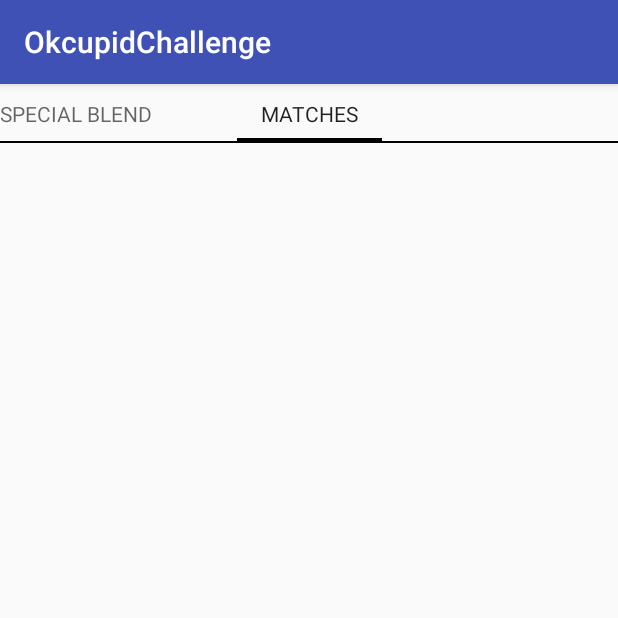
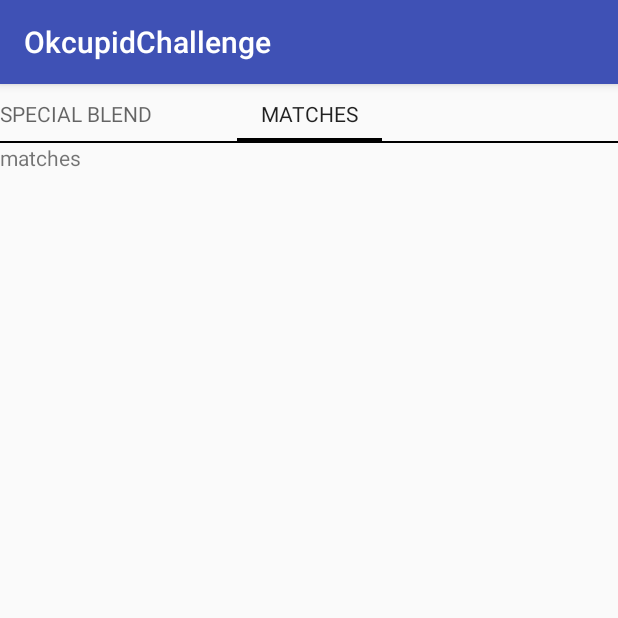
Before and after one commit to jorgereina1986/okcupidchallenge, an Android app: the screen it shows after launch (MainActivity), after a tap on "MATCHES", on a phone screen of 412 x 824 dp, the top half of it. Run offline under Robolectric (Android 15) with nearby library versions, the phone set to English and light mode, and no system bars; 1 statement that could not run was skipped.

```diff
--- a/app/build.gradle
+++ b/app/build.gradle
@@ -23,7 +23,9 @@ dependencies {
     implementation 'com.android.support:appcompat-v7:27.0.2'
     implementation 'com.android.support.constraint:constraint-layout:1.0.2'
     implementation 'com.android.support:recyclerview-v7:27.0.2'
+    implementation 'com.android.support:cardview-v7:27.0.2'
     implementation 'com.squareup.retrofit2:retrofit:2.3.0'
+    implementation 'com.squareup.retrofit2:converter-gson:2.3.0'
     implementation 'com.squareup.picasso:picasso:2.5.2'
     testImplementation 'junit:junit:4.12'
     androidTestImplementation 'com.android.support.test:runner:1.0.1'
--- a/app/src/main/AndroidManifest.xml
+++ b/app/src/main/AndroidManifest.xml
@@ -1,6 +1,8 @@
 <?xml version="1.0" encoding="utf-8"?>
 <manifest xmlns:android="http://schemas.android.com/apk/res/android"
     package="com.jorgereina.www.okcupidchallenge">
+
+    <uses-permission android:name="android.permission.INTERNET"/>
 
     <application
         android:allowBackup="true"
--- a/app/src/main/java/com/jorgereina/www/okcupidchallenge/MatchesFragment.java
+++ b/app/src/main/java/com/jorgereina/www/okcupidchallenge/MatchesFragment.java
@@ -1,10 +1,22 @@
 package com.jorgereina.www.okcupidchallenge;
 
+import android.os.Bundle;
+import android.support.annotation.NonNull;
+import android.support.annotation.Nullable;
 import android.support.v4.app.Fragment;
+import android.view.LayoutInflater;
+import android.view.View;
+import android.view.ViewGroup;
 
 /**
  * Created by jorgereina on 2/26/18.
  */
 
 public class MatchesFragment extends Fragment {
+
+    @Nullable
+    @Override
+    public View onCreateView(@NonNull LayoutInflater inflater, @Nullable ViewGroup container, @Nullable Bundle savedInstanceState) {
+        return inflater.inflate(R.layout.matches_fragment, container, false);
+    }
 }
--- a/app/src/main/java/com/jorgereina/www/okcupidchallenge/OkcPagerAdapter.java
+++ b/app/src/main/java/com/jorgereina/www/okcupidchallenge/OkcPagerAdapter.java
@@ -53,6 +53,4 @@ public class OkcPagerAdapter extends FragmentPagerAdapter {
                 return null;
         }
     }
-
-
 }
--- /dev/null
+++ b/app/src/main/java/com/jorgereina/www/okcupidchallenge/OkcService.java
@@ -0,0 +1,17 @@
+package com.jorgereina.www.okcupidchallenge;
+
+import com.jorgereina.www.okcupidchallenge.model.OkcResponse;
+
+import retrofit2.Call;
+import retrofit2.http.GET;
+
+/**
+ * Created by jorgereina on 2/26/18.
+ */
+
+public interface OkcService {
+
+    @GET("matchSample.json")
+    Call<OkcResponse> listResults();
+
+}
--- a/app/src/main/java/com/jorgereina/www/okcupidchallenge/SpecialBlendFragment.java
+++ b/app/src/main/java/com/jorgereina/www/okcupidchallenge/SpecialBlendFragment.java
@@ -1,10 +1,74 @@
 package com.jorgereina.www.okcupidchallenge;
 
-import android.app.Fragment;
+import android.os.Bundle;
+import android.support.annotation.NonNull;
+import android.support.annotation.Nullable;
+import android.support.v4.app.Fragment;
+import android.support.v7.widget.RecyclerView;
+import android.util.Log;
+import android.view.LayoutInflater;
+import android.view.View;
+import android.view.ViewGroup;
+import android.widget.Toast;
+
+import com.jorgereina.www.okcupidchallenge.model.OkcResponse;
+
+import retrofit2.Call;
+import retrofit2.Callback;
+import retrofit2.Response;
+import retrofit2.Retrofit;
+import retrofit2.converter.gson.GsonConverterFactory;
+
 
 /**
  * Created by jorgereina on 2/26/18.
  */
 
-public class SpecialBlendFragment extends android.support.v4.app.Fragment {
+public class SpecialBlendFragment extends Fragment {
+
+    private static final String BASE_URL= "https://www.okcupid.com/";
+    private static final String TAG = "lagarto";
+
+    private RecyclerView SpecialRecyclerView;
+
+
+    @Nullable
+    @Override
+    public View onCreateView(@NonNull LayoutInflater inflater, @Nullable ViewGroup container, @Nullable Bundle savedInstanceState) {
+        return inflater.inflate(R.layout.special_blend_fragment, container, false);
+
+
+    }
+
+    @Override
+    public void onViewCreated(@NonNull View view, @Nullable Bundle savedInstanceState) {
+        super.onViewCreated(view, savedInstanceState);
+
+        showMatches();
+    }
+
+    private void showMatches() {
+
+        Retrofit retrofit = new Retrofit.Builder()
+                .baseUrl(BASE_URL)
+                .addConverterFactory(GsonConverterFactory.create())
+                .build();
+
+        OkcService service =retrofit.create(OkcService.class);
+
+        Call<OkcResponse> results = service.listResults();
+
+        results.enqueue(new Callback<OkcResponse>() {
+            @Override
+            public void onResponse(Call<OkcResponse> call, Response<OkcResponse> response) {
+                Log.d(TAG, "onResponse: " + response.isSuccessful());
+            }
+
+            @Override
+            public void onFailure(Call<OkcResponse> call, Throwable t) {
+
+                Toast.makeText(getContext(), t+"", Toast.LENGTH_LONG);
+            }
+        });
+    }
 }
--- a/app/src/main/res/layout/activity_main.xml
+++ b/app/src/main/res/layout/activity_main.xml
@@ -14,8 +14,8 @@
         <android.support.v4.view.PagerTabStrip
             android:layout_width="match_parent"
             android:layout_height="wrap_content"
-            android:paddingTop="10dp"
-            android:paddingBottom="10dp">
+            android:paddingTop="@dimen/tab_padding_top"
+            android:paddingBottom="@dimen/tab_padding_bottom">
         </android.support.v4.view.PagerTabStrip>
     </android.support.v4.view.ViewPager>
 
--- /dev/null
+++ b/app/src/main/res/layout/matches_fragment.xml
@@ -0,0 +1,11 @@
+<?xml version="1.0" encoding="utf-8"?>
+<LinearLayout xmlns:android="http://schemas.android.com/apk/res/android"
+    android:layout_width="match_parent"
+    android:layout_height="match_parent">
+
+    <TextView
+        android:layout_width="wrap_content"
+        android:layout_height="wrap_content"
+        android:text="matches"/>
+
+</LinearLayout>
--- /dev/null
+++ b/app/src/main/res/values/dimens.xml
@@ -0,0 +1,5 @@
+<?xml version="1.0" encoding="utf-8"?>
+<resources>
+    <dimen name="tab_padding_top">10dp</dimen>
+    <dimen name="tab_padding_bottom">10dp</dimen>
+</resources>
```
Also changed, not shown: app/src/main/java/com/jorgereina/www/okcupidchallenge/SpecialBlendAdapter.java (added, +32 -0 lines), app/src/main/java/com/jorgereina/www/okcupidchallenge/model/Data.java (added, +73 -0 lines), app/src/main/java/com/jorgereina/www/okcupidchallenge/model/FullPath.java (added, +23 -0 lines), app/src/main/java/com/jorgereina/www/okcupidchallenge/model/Location.java (added, +11 -0 lines), app/src/main/java/com/jorgereina/www/okcupidchallenge/model/OkcResponse.java (added, +17 -0 lines), app/src/main/java/com/jorgereina/www/okcupidchallenge/model/Photo.java (added, +23 -0 lines), app/src/main/res/layout/special_blend_fragment.xml (added, +9 -0 lines).
